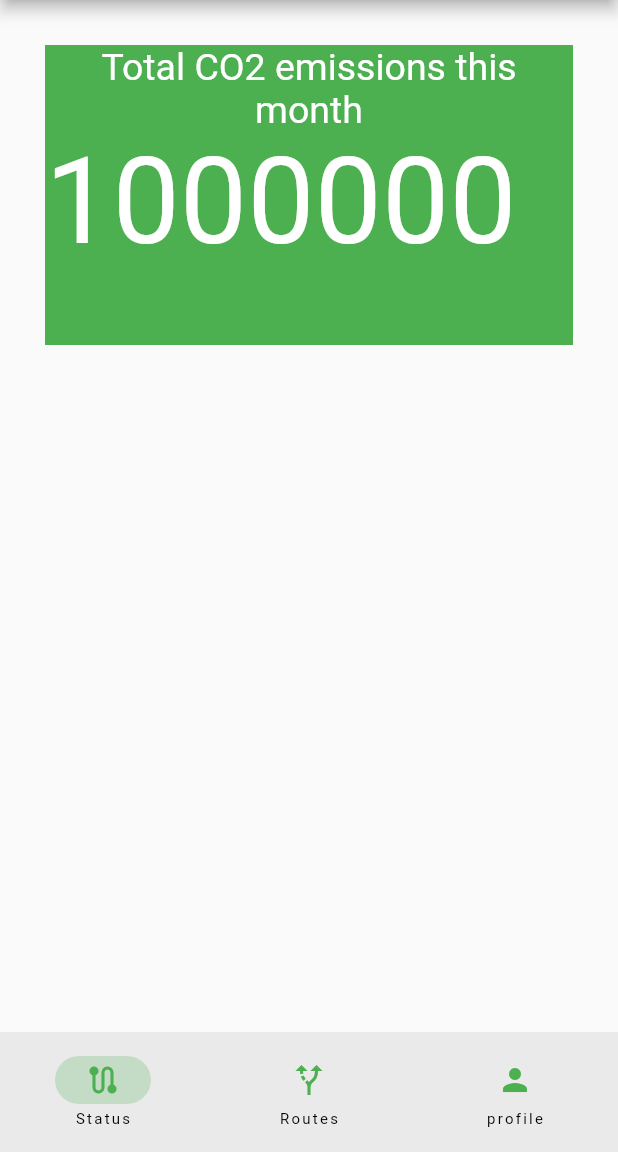
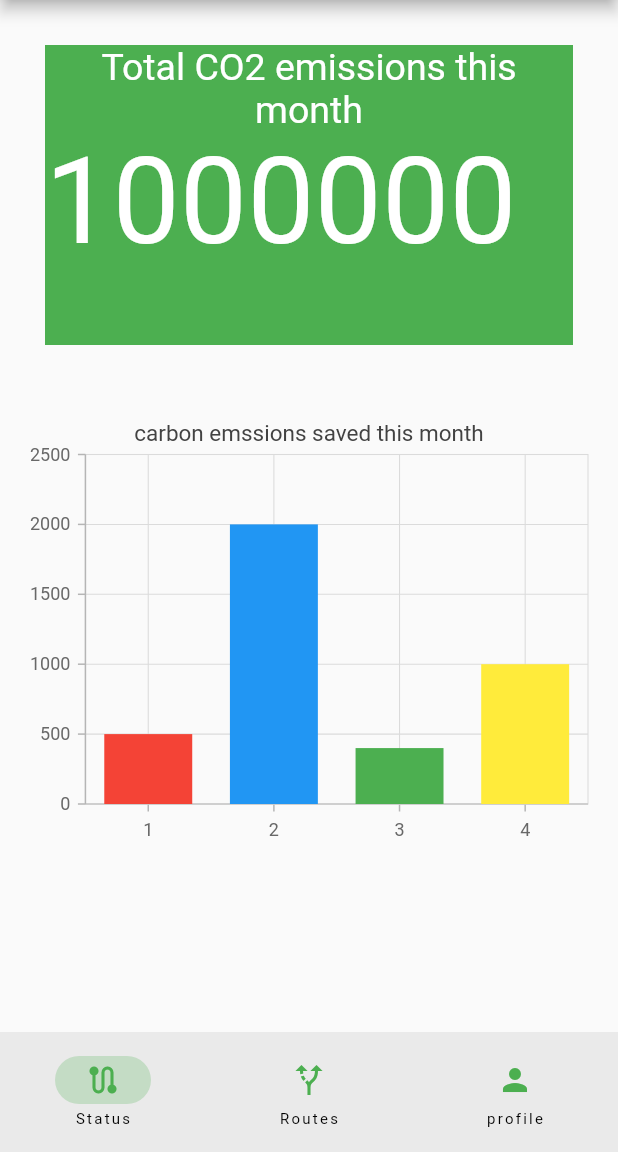
Before and after one commit to Arjdroid/greenifytransit, a Flutter app: the screen it shows after launch, on a phone screen of 412 x 824 dp, the part 84-1236 px from its top. Run offline on Flutter 3.47's test engine with Material 2 defaults, Android fonts, the phone set to English and light mode, and no system bars; our stand-ins replace syncfusion_flutter_charts.

Commit message:
adding the first graph

```diff
--- a/lib/main.dart
+++ b/lib/main.dart
@@ -36,7 +36,7 @@ class _RootPageState extends State<RootPage> {
   @override
   Widget build(BuildContext context) {
     return Scaffold(
-      body: StatusPage(),
+      body: const StatusPage(),
       bottomNavigationBar: NavigationBar(
         destinations: const [
           NavigationDestination(
--- a/lib/status_page.dart
+++ b/lib/status_page.dart
@@ -1,4 +1,5 @@
 import 'package:flutter/material.dart';
+import 'package:syncfusion_flutter_charts/charts.dart';
 
 class StatusPage extends StatefulWidget {
   const StatusPage({super.key});
@@ -8,6 +9,12 @@ class StatusPage extends StatefulWidget {
 }
 
 class _StatusPageState extends State<StatusPage> {
+  final List<CarbonEmsissionData> chartData = [
+    CarbonEmsissionData(1, 500, Colors.red),
+    CarbonEmsissionData(2, 2000, Colors.blue),
+    CarbonEmsissionData(3, 400, Colors.green),
+    CarbonEmsissionData(4, 1000, Colors.yellow)
+  ];
   dynamic emissions = 1000000;
   @override
   Widget build(BuildContext context) {
@@ -50,9 +57,35 @@ class _StatusPageState extends State<StatusPage> {
                   ],
                 )
               ],
-              )),
+            ),
+          ),
+          Container(
+            margin: const EdgeInsets.all(10),
+            child: SfCartesianChart(
+                title: ChartTitle(text: 'carbon emssions saved this month'),
+                series: <ChartSeries>[
+                  ColumnSeries<CarbonEmsissionData, int>(
+                      pointColorMapper:
+                          (CarbonEmsissionData carbonEmissions, _) =>
+                              carbonEmissions.color,
+                      legendItemText: 'CE',
+                      dataSource: chartData,
+                      xValueMapper: (CarbonEmsissionData carbonEmissions, _) =>
+                          carbonEmissions.weeks,
+                      yValueMapper: (CarbonEmsissionData carbonEmissions, _) =>
+                          carbonEmissions.carbonEmisions)
+                ]),
+          )
         ],
       ),
     );
   }
 }
+
+class CarbonEmsissionData {
+  final int weeks;
+  final double carbonEmisions;
+  final Color color;
+
+  CarbonEmsissionData(this.weeks, this.carbonEmisions, this.color);
+}
--- a/pubspec.yaml
+++ b/pubspec.yaml
@@ -33,13 +33,18 @@ dependencies:
     sdk: flutter
 
 
+
+
   # The following adds the Cupertino Icons font to your application.
   # Use with the CupertinoIcons class for iOS style icons.
   cupertino_icons: ^1.0.2
+  syncfusion_flutter_charts: ^20.4.44
 
 dev_dependencies:
   flutter_test:
     sdk: flutter
+
+
 
   # The "flutter_lints" package below contains a set of recommended lints to
   # encourage good coding practices. The lint set provided by the package is
```
Also changed, not shown: pubspec.lock. Lines whose indentation alone changed are shown as unchanged.
